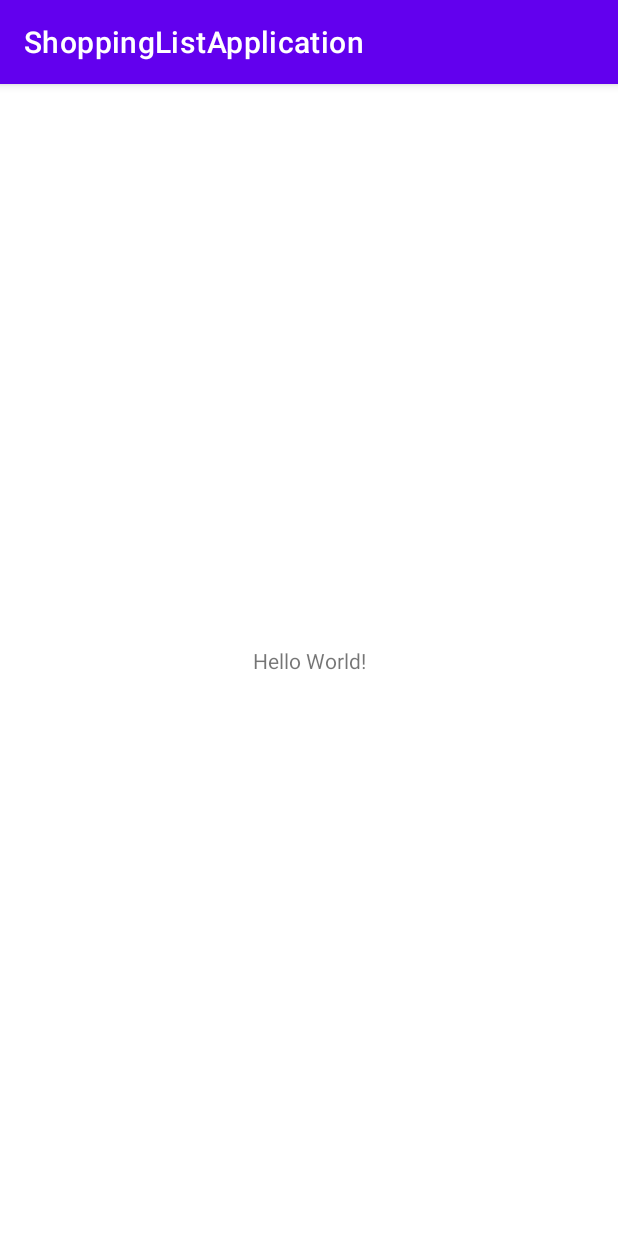
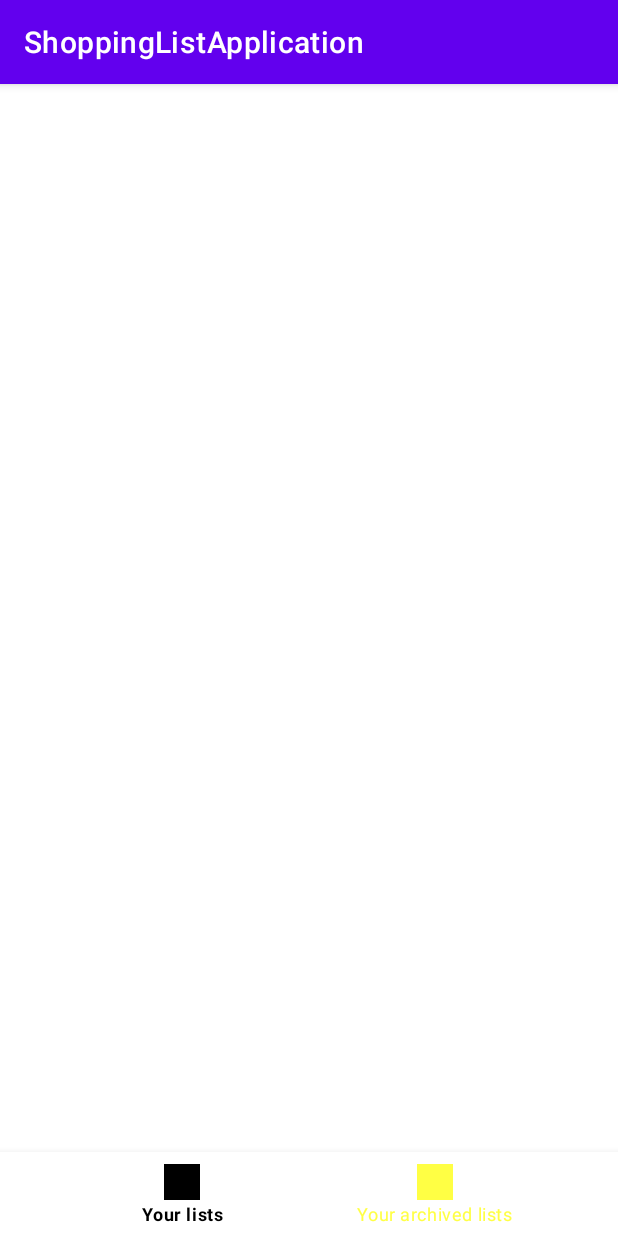
Before and after one commit to KacperKrolikowski/ShoppingListApplication, an Android app: the screen it shows after launch (MainActivity), on a phone screen of 412 x 824 dp. Run offline under Robolectric (Android 15) with nearby library versions, the phone set to English and light mode, and no system bars; our stand-ins replace Room's generated code, navigation-ui; 3 statements that could not run were skipped.

Commit message:
Fragments

```diff
--- a/app/build.gradle
+++ b/app/build.gradle
@@ -40,6 +40,8 @@ dependencies {
     implementation 'androidx.appcompat:appcompat:1.3.0'
     implementation 'com.google.android.material:material:1.3.0'
     implementation 'androidx.constraintlayout:constraintlayout:2.0.4'
+    implementation 'androidx.navigation:navigation-fragment-ktx:2.3.5'
+    implementation 'androidx.navigation:navigation-ui-ktx:2.3.5'
     testImplementation 'junit:junit:4.+'
     androidTestImplementation 'androidx.test.ext:junit:1.1.2'
     androidTestImplementation 'androidx.test.espresso:espresso-core:3.3.0'
--- a/app/src/main/java/com/krolikowski/shoppinglistapplication/ShoppingApplication.kt
+++ b/app/src/main/java/com/krolikowski/shoppinglistapplication/ShoppingApplication.kt
@@ -1,22 +1,6 @@
 package com.krolikowski.shoppinglistapplication
 
 import android.app.Application
-import com.krolikowski.shoppinglistapplication.data.db.ShoppingDatabase
-import com.krolikowski.shoppinglistapplication.data.repositories.ShoppingRepository
-import org.kodein.di.Kodein
-import org.kodein.di.KodeinAware
-import org.kodein.di.android.x.androidXModule
-import org.kodein.di.generic.bind
-import org.kodein.di.generic.instance
-import org.kodein.di.generic.provider
-import org.kodein.di.generic.singleton
 
-class ShoppingApplication : Application(), KodeinAware{
-
-    override val kodein: Kodein = Kodein.lazy {
-        import(androidXModule( this@ShoppingApplication))
-        bind() from singleton { ShoppingDatabase(instance()) }
-        bind() from singleton { ShoppingRepository(instance()) }
-        bind() from  provider { ShoppingViewModelFactory(instance()) }
-    }
+class ShoppingApplication : Application() {
 }
--- a/app/src/main/java/com/krolikowski/shoppinglistapplication/data/db/ShoppingDatabase.kt
+++ b/app/src/main/java/com/krolikowski/shoppinglistapplication/data/db/ShoppingDatabase.kt
@@ -27,8 +27,9 @@ abstract class ShoppingDatabase: RoomDatabase() {
         }
 
         private fun createDatabase(context: Context) =
-            Room.databaseBuilder(context.applicationContext,
-            ShoppingDatabase::class.java,
+            Room.databaseBuilder(
+                context.applicationContext,
+                ShoppingDatabase::class.java,
             "ShoppingDB.db")
                 .build()
     }
--- a/app/src/main/java/com/krolikowski/shoppinglistapplication/data/db/ShoppingItemsDao.kt
+++ b/app/src/main/java/com/krolikowski/shoppinglistapplication/data/db/ShoppingItemsDao.kt
@@ -14,6 +14,6 @@ interface ShoppingItemsDao {
     @Delete
     suspend fun deleteItem(item: ShoppingItem)
 
-    @Query("SELECT * FROM shopping_items WHERE item_list_id = id")
-    fun getAllShoppingItems(): LiveData<List<ShoppingList>>
+    @Query("SELECT * FROM shopping_items")
+    fun getAllShoppingItems(): LiveData<List<ShoppingItem>>
 }
--- a/app/src/main/java/com/krolikowski/shoppinglistapplication/data/db/entities/ShoppingItem.kt
+++ b/app/src/main/java/com/krolikowski/shoppinglistapplication/data/db/entities/ShoppingItem.kt
@@ -14,8 +14,6 @@ data class ShoppingItem(
     var amount: Int,
     @ColumnInfo(name = "item_details")
     var details: String,
-    @ColumnInfo(name = "item_archived")
-    var archived: Boolean
 ){
     @PrimaryKey(autoGenerate = true)
     var id: Int? = null
--- a/app/src/main/java/com/krolikowski/shoppinglistapplication/ui/MainActivity.kt
+++ b/app/src/main/java/com/krolikowski/shoppinglistapplication/ui/MainActivity.kt
@@ -2,11 +2,38 @@ package com.krolikowski.shoppinglistapplication.ui
 
 import androidx.appcompat.app.AppCompatActivity
 import android.os.Bundle
+import android.view.View
+import androidx.lifecycle.ViewModelProvider
+import androidx.navigation.fragment.findNavController
+import androidx.navigation.ui.setupWithNavController
 import com.krolikowski.shoppinglistapplication.R
+import com.krolikowski.shoppinglistapplication.data.db.ShoppingDatabase
+import com.krolikowski.shoppinglistapplication.data.repositories.ShoppingRepository
+import com.krolikowski.shoppinglistapplication.ui.viewmodels.ShoppingViewModel
+import com.krolikowski.shoppinglistapplication.ui.viewmodels.ShoppingViewModelFactory
+import kotlinx.android.synthetic.main.activity_main.*
+
 
 class MainActivity : AppCompatActivity() {
+
+    lateinit var viewModel: ShoppingViewModel
+
     override fun onCreate(savedInstanceState: Bundle?) {
         super.onCreate(savedInstanceState)
         setContentView(R.layout.activity_main)
+
+        val shoppingRepository = ShoppingRepository(ShoppingDatabase(this))
+        val viewModelFactory = ShoppingViewModelFactory(application, shoppingRepository)
+        viewModel = ViewModelProvider(this, viewModelFactory).get(ShoppingViewModel::class.java)
+
+        bottomNavigationView.setupWithNavController(navHostFragment.findNavController())
+
+        navHostFragment.findNavController()
+            .addOnDestinationChangedListener{_, destination, _ ->
+                when(destination.id){
+                    R.id.activeShoppingListsFragment, R.id.archivedShoppingListsFragment ->
+                        bottomNavigationView.visibility = View.VISIBLE
+                }
+            }
     }
 }
--- /dev/null
+++ b/app/src/main/java/com/krolikowski/shoppinglistapplication/ui/fragments/activeShoppingListsFragment.kt
@@ -0,0 +1,25 @@
+package com.krolikowski.shoppinglistapplication.ui.fragments
+
+import android.os.Bundle
+import android.view.View
+import androidx.fragment.app.Fragment
+import androidx.fragment.app.viewModels
+import com.krolikowski.shoppinglistapplication.R
+import com.krolikowski.shoppinglistapplication.ui.MainActivity
+import com.krolikowski.shoppinglistapplication.ui.viewmodels.ShoppingViewModel
+
+class activeShoppingListsFragment: Fragment(R.layout.fragment_active_shopping_lists) {
+
+    lateinit var viewModel: ShoppingViewModel
+
+    override fun onViewCreated(view: View, savedInstanceState: Bundle?) {
+        super.onViewCreated(view, savedInstanceState)
+
+        viewModel = (activity as MainActivity).viewModel
+    }
+
+
+
+
+
+}
--- /dev/null
+++ b/app/src/main/java/com/krolikowski/shoppinglistapplication/ui/fragments/archivedShoppingListsFragment.kt
@@ -0,0 +1,6 @@
+package com.krolikowski.shoppinglistapplication.ui.fragments
+
+import androidx.fragment.app.Fragment
+
+class archivedShoppingListsFragment : Fragment() {
+}
--- /dev/null
+++ b/app/src/main/java/com/krolikowski/shoppinglistapplication/ui/fragments/selectedListFragment.kt
@@ -0,0 +1,6 @@
+package com.krolikowski.shoppinglistapplication.ui.fragments
+
+import androidx.fragment.app.Fragment
+
+class selectedListFragment : Fragment() {
+}
--- /dev/null
+++ b/app/src/main/java/com/krolikowski/shoppinglistapplication/ui/viewmodels/ShoppingViewModel.kt
@@ -0,0 +1,36 @@
+package com.krolikowski.shoppinglistapplication.ui.viewmodels
+
+import android.app.Application
+import androidx.lifecycle.ViewModel
+import com.krolikowski.shoppinglistapplication.data.db.entities.ShoppingItem
+import com.krolikowski.shoppinglistapplication.data.db.entities.ShoppingList
+import com.krolikowski.shoppinglistapplication.data.repositories.ShoppingRepository
+import kotlinx.coroutines.CoroutineScope
+import kotlinx.coroutines.Dispatchers
+import kotlinx.coroutines.launch
+
+class ShoppingViewModel(
+    app: Application,
+    private var repository: ShoppingRepository
+): ViewModel() {
+
+    fun upsert(list: ShoppingList) = CoroutineScope(Dispatchers.Main).launch {
+        repository.upsert(list)
+    }
+
+    fun upsertItem(item: ShoppingItem) = CoroutineScope(Dispatchers.Main).launch {
+        repository.upsertItem(item)
+    }
+
+    fun delete(list: ShoppingList) = CoroutineScope(Dispatchers.Main).launch {
+        repository.delete(list)
+    }
+
+    fun deleteItem(item: ShoppingItem) = CoroutineScope(Dispatchers.Main).launch {
+        repository.deleteItem(item)
+    }
+
+    fun getAllShoppingLists() = repository.getAllShoppingLists()
+    fun getAllShoppingItems() = repository.getAllShoppingItems()
+
+}
--- /dev/null
+++ b/app/src/main/java/com/krolikowski/shoppinglistapplication/ui/viewmodels/ShoppingViewModelFactory.kt
@@ -0,0 +1,18 @@
+package com.krolikowski.shoppinglistapplication.ui.viewmodels
+
+import android.app.Application
+import androidx.lifecycle.ViewModel
+import androidx.lifecycle.ViewModelProvider
+import com.krolikowski.shoppinglistapplication.data.repositories.ShoppingRepository
+
+
+class ShoppingViewModelFactory(
+    val app: Application,
+    val repository: ShoppingRepository
+): ViewModelProvider.Factory {
+
+    override fun <T : ViewModel?> create(modelClass: Class<T>): T {
+        return ShoppingViewModel(app, repository) as T
+    }
+
+}
--- /dev/null
+++ b/app/src/main/res/drawable-v24/bottom_nav_selector.xml
@@ -0,0 +1,5 @@
+<?xml version="1.0" encoding="utf-8"?>
+<selector xmlns:android="http://schemas.android.com/apk/res/android">
+    <item android:state_checked="true" android:color="#000000" />
+    <item android:state_checked="false" android:color="#FFFF44" />
+</selector>
--- a/app/src/main/res/layout/activity_main.xml
+++ b/app/src/main/res/layout/activity_main.xml
@@ -6,13 +6,35 @@
     android:layout_height="match_parent"
     tools:context=".ui.MainActivity">
 
-    <TextView
-        android:layout_width="wrap_content"
-        android:layout_height="wrap_content"
-        android:text="Hello World!"
+    <FrameLayout
+        android:id="@+id/flFragment"
+        android:layout_width="match_parent"
+        android:layout_height="0dp"
+        app:layout_constraintBottom_toTopOf="@+id/bottomNavigationView"
+        app:layout_constraintEnd_toEndOf="parent"
+        app:layout_constraintStart_toStartOf="parent"
+        app:layout_constraintTop_toBottomOf="parent">
+
+        <fragment
+            android:id="@+id/navHostFragment"
+            android:name="androidx.navigation.fragment.NavHostFragment"
+            android:layout_width="match_parent"
+            android:layout_height="match_parent"
+            app:defaultNavHost="true"
+            app:navGraph="@navigation/nav_graph" />
+
+    </FrameLayout>
+
+    <com.google.android.material.bottomnavigation.BottomNavigationView
+        android:id="@+id/bottomNavigationView"
+        android:layout_width="match_parent"
+        android:layout_height="56dp"
+        app:itemIconTint="@drawable/bottom_nav_selector"
+        app:itemTextColor="@drawable/bottom_nav_selector"
         app:layout_constraintBottom_toBottomOf="parent"
-        app:layout_constraintLeft_toLeftOf="parent"
-        app:layout_constraintRight_toRightOf="parent"
-        app:layout_constraintTop_toTopOf="parent" />
+        app:layout_constraintEnd_toEndOf="parent"
+        app:layout_constraintHorizontal_bias="0.5"
+        app:layout_constraintStart_toStartOf="parent"
+        app:menu="@menu/bottom_nav_menu" />
 
 </androidx.constraintlayout.widget.ConstraintLayout>
--- /dev/null
+++ b/app/src/main/res/layout/fragmeny_archived_shopping_lists.xml
@@ -0,0 +1,6 @@
+<?xml version="1.0" encoding="utf-8"?>
+<androidx.constraintlayout.widget.ConstraintLayout xmlns:android="http://schemas.android.com/apk/res/android"
+    android:layout_width="match_parent"
+    android:layout_height="match_parent">
+
+</androidx.constraintlayout.widget.ConstraintLayout>
--- /dev/null
+++ b/app/src/main/res/menu/bottom_nav_menu.xml
@@ -0,0 +1,13 @@
+<?xml version="1.0" encoding="utf-8"?>
+<menu xmlns:android="http://schemas.android.com/apk/res/android">
+
+    <item
+        android:id="@+id/activeShoppingListsFragment"
+        android:title="Your lists"
+        android:icon="@drawable/ic_launcher_background"/>
+    <item
+        android:id="@+id/archivedShoppingListsFragment"
+        android:title="Your archived lists"
+        android:icon="@drawable/ic_launcher_background"/>
+
+</menu>
--- /dev/null
+++ b/app/src/main/res/navigation/nav_graph.xml
@@ -0,0 +1,23 @@
+<?xml version="1.0" encoding="utf-8"?>
+<navigation xmlns:android="http://schemas.android.com/apk/res/android"
+    xmlns:app="http://schemas.android.com/apk/res-auto"
+    android:id="@+id/nav_graph"
+    app:startDestination="@id/activeShoppingListsFragment">
+
+    <fragment
+        android:id="@+id/activeShoppingListsFragment"
+        android:name="com.krolikowski.shoppinglistapplication.ui.fragments.activeShoppingListsFragment"
+        android:label="activeShoppingListsFragment" >
+        <action
+            android:id="@+id/action_activeShoppingListsFragment_to_selectedListFragment"
+            app:destination="@id/selectedListFragment" />
+    </fragment>
+    <fragment
+        android:id="@+id/archivedShoppingListsFragment"
+        android:name="com.krolikowski.shoppinglistapplication.ui.fragments.archivedShoppingListsFragment"
+        android:label="archivedShoppingListsFragment" />
+    <fragment
+        android:id="@+id/selectedListFragment"
+        android:name="com.krolikowski.shoppinglistapplication.ui.fragments.selectedListFragment"
+        android:label="selectedListFragment" />
+</navigation>
--- a/app/src/main/res/values/colors.xml
+++ b/app/src/main/res/values/colors.xml
@@ -7,4 +7,6 @@
     <color name="teal_700">#FF018786</color>
     <color name="black">#FF000000</color>
     <color name="white">#FFFFFFFF</color>
+    <color name="colorAccent">#FFE600</color>
+    <color name="errorColor">#D50000</color>
 </resources>
```
Also changed, not shown: app/src/main/java/com/krolikowski/shoppinglistapplication/data/db/entities/ShoppingList.kt (+4 -3 lines), app/src/main/res/layout/fragment_active_shopping_lists.xml (added, +16 -0 lines).
